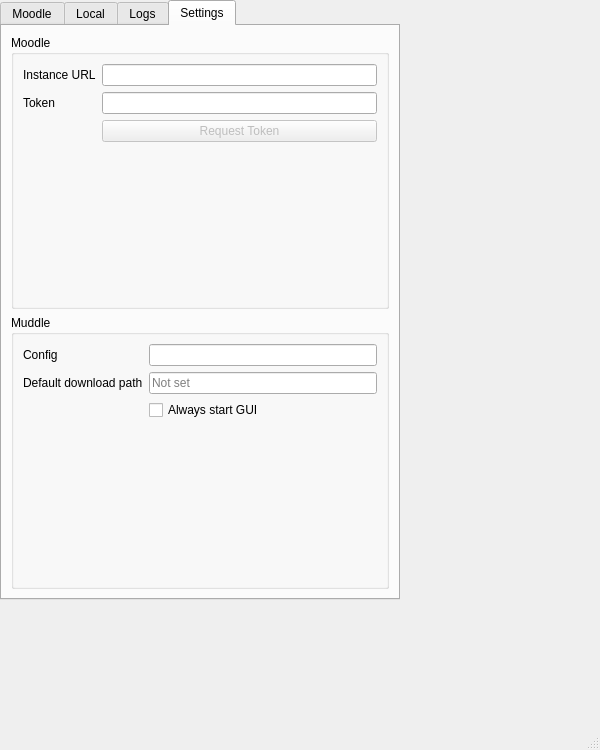
First picture: the form in muddle/muddle.ui, repository NaoPross/Muddle, before the edit.
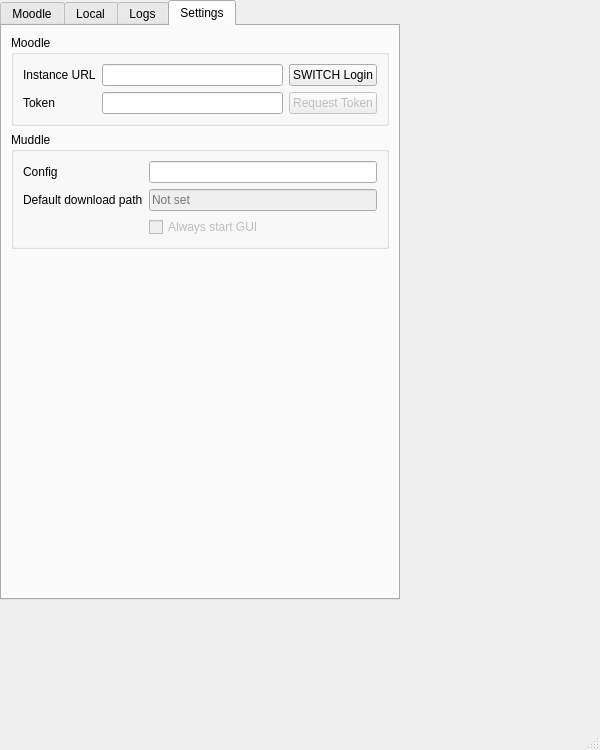
Second picture: the form after the edit. The open tabs and pages were chosen to show the change.

Commit message: Add switch button to gui and set monspace font in logs

```diff
--- a/muddle/muddle.ui
+++ b/muddle/muddle.ui
@@ -150,7 +150,7 @@
        <property name="title">
         <string>Moodle</string>
        </property>
-       <layout class="QFormLayout" name="formLayout_2">
+       <layout class="QGridLayout" name="gridLayout_3">
         <item row="0" column="0">
          <widget class="QLabel" name="intanceLabel">
           <property name="text">
@@ -158,13 +158,6 @@
           </property>
          </widget>
         </item>
-        <item row="0" column="1">
-         <widget class="QLineEdit" name="instanceUrlEdit">
-          <property name="clearButtonEnabled">
-           <bool>true</bool>
-          </property>
-         </widget>
-        </item>
         <item row="1" column="0">
          <widget class="QLabel" name="tokenLabel">
           <property name="text">
@@ -172,6 +165,13 @@
           </property>
          </widget>
         </item>
+        <item row="0" column="1">
+         <widget class="QLineEdit" name="instanceUrlEdit">
+          <property name="clearButtonEnabled">
+           <bool>true</bool>
+          </property>
+         </widget>
+        </item>
         <item row="1" column="1">
          <widget class="QLineEdit" name="tokenEdit">
           <property name="clearButtonEnabled">
@@ -179,7 +179,7 @@
           </property>
          </widget>
         </item>
-        <item row="2" column="1">
+        <item row="1" column="2">
          <widget class="QPushButton" name="requestTokenBtn">
           <property name="enabled">
            <bool>false</bool>
@@ -189,6 +189,13 @@
           </property>
          </widget>
         </item>
+        <item row="0" column="2">
+         <widget class="QPushButton" name="switchLoginBtn">
+          <property name="text">
+           <string>SWITCH Login</string>
+          </property>
+         </widget>
+        </item>
        </layout>
       </widget>
      </item>
@@ -197,7 +204,7 @@
        <property name="title">
         <string>Muddle</string>
        </property>
-       <layout class="QFormLayout" name="formLayout">
+       <layout class="QGridLayout" name="gridLayout_4">
         <item row="0" column="0">
          <widget class="QLabel" name="configLabel">
           <property name="text">
@@ -221,6 +228,9 @@
         </item>
         <item row="1" column="1">
          <widget class="QLineEdit" name="defaltDownloadPathEdit">
+          <property name="enabled">
+           <bool>false</bool>
+          </property>
           <property name="placeholderText">
            <string>Not set</string>
           </property>
@@ -231,6 +241,9 @@
         </item>
         <item row="2" column="1">
          <widget class="QCheckBox" name="alwaysStartGuiCheckBox">
+          <property name="enabled">
+           <bool>false</bool>
+          </property>
           <property name="text">
            <string>Always start GUI</string>
           </property>
@@ -239,6 +252,19 @@
        </layout>
       </widget>
      </item>
+     <item>
+      <spacer name="verticalSpacer">
+       <property name="orientation">
+        <enum>Qt::Vertical</enum>
+       </property>
+       <property name="sizeHint" stdset="0">
+        <size>
+         <width>20</width>
+         <height>40</height>
+        </size>
+       </property>
+      </spacer>
+     </item>
     </layout>
    </widget>
   </widget>
```
Left out of the diff: 2 changed lines with no effect on the pictures. The commit also changes 1 other file.
